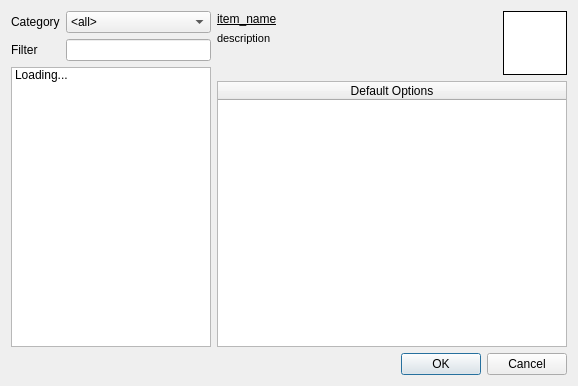
Above: starcheat/templates/ItemBrowser.ui from wizzomafizzo/starcheat before the change. Below: the same form after it.
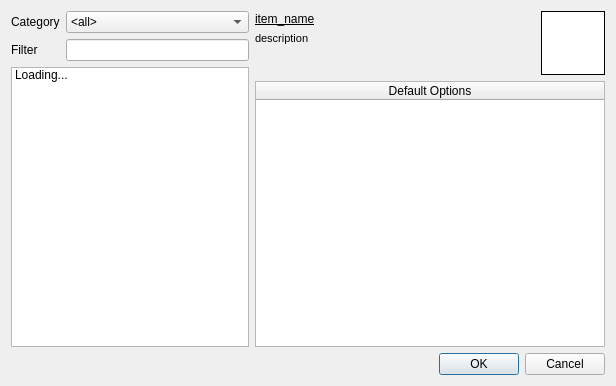
That is the form after the change.

The edit to the form file:
```diff
--- a/starcheat/templates/ItemBrowser.ui
+++ b/starcheat/templates/ItemBrowser.ui
@@ -6,7 +6,7 @@
    <rect>
     <x>0</x>
     <y>0</y>
-    <width>578</width>
+    <width>616</width>
     <height>386</height>
    </rect>
   </property>
```
